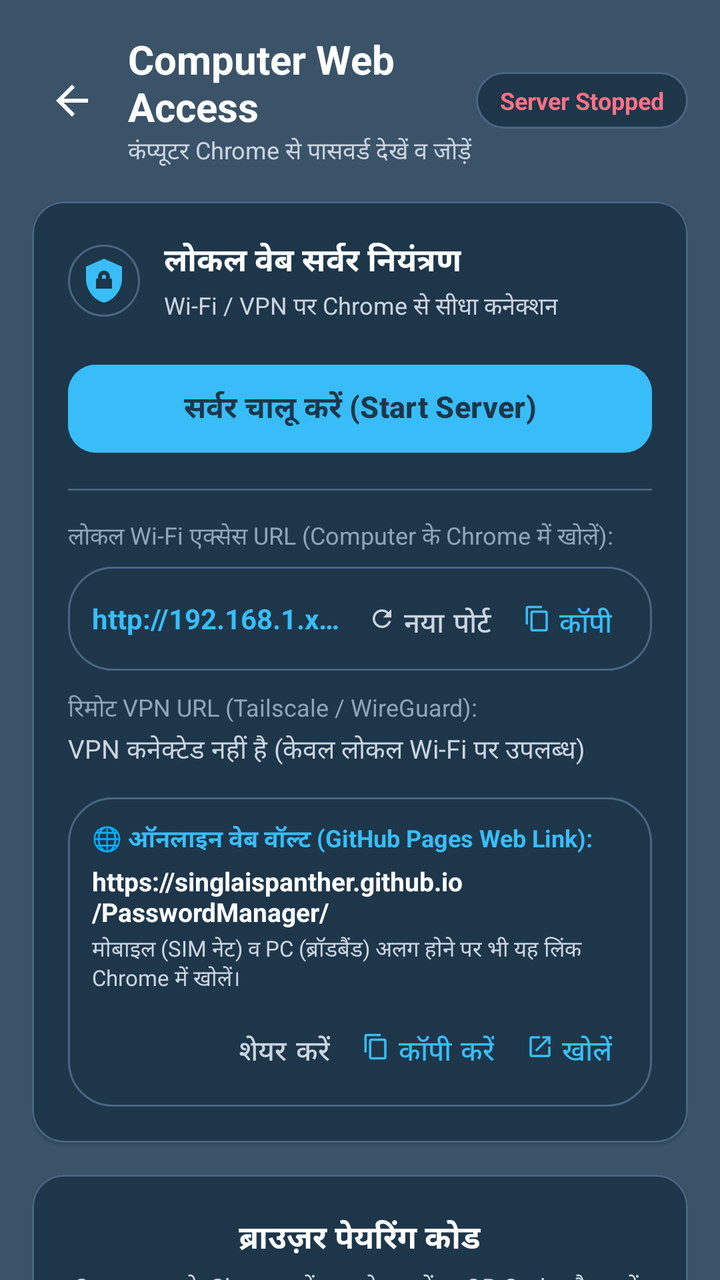
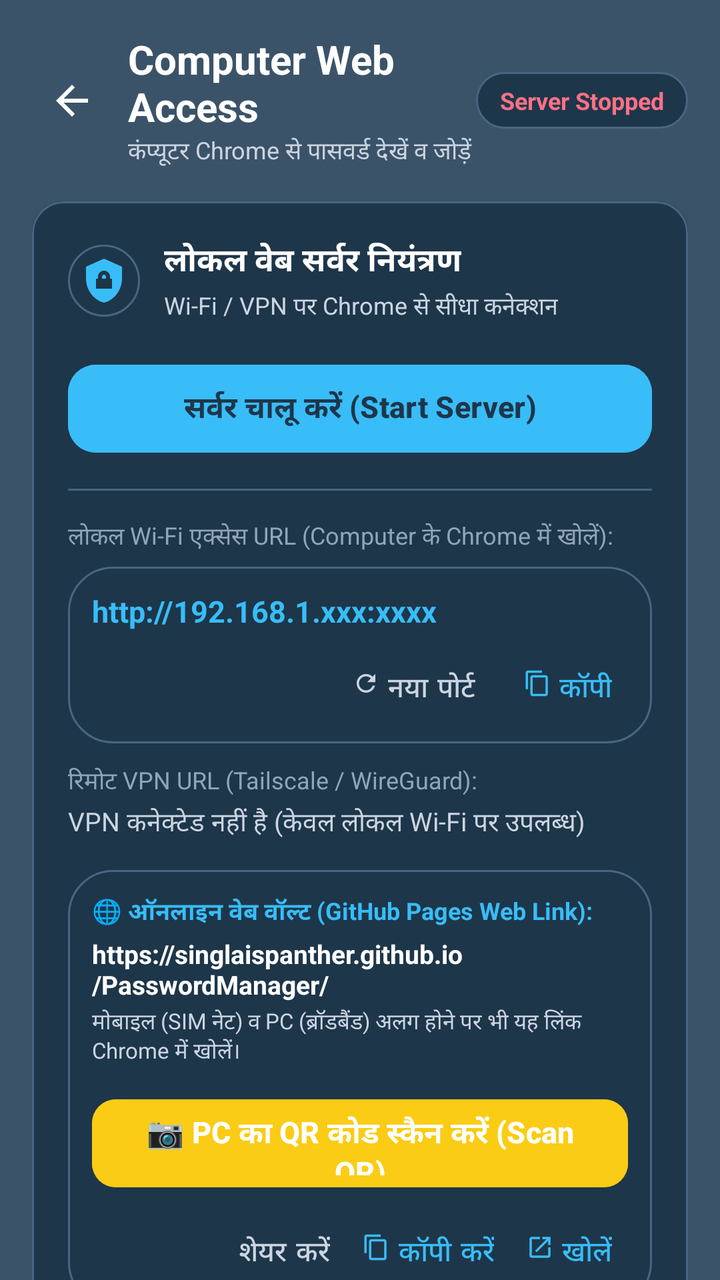

The first picture is an Android layout as it rendered before a commit; the second is the same layout after the commit. The layout source and the unified diff follow.
<!-- AndroidManifest.xml: application theme Theme.PasswordManager -->
<!-- res/layout/activity_web_access.xml -->
<?xml version="1.0" encoding="utf-8"?>
<androidx.coordinatorlayout.widget.CoordinatorLayout xmlns:android="http://schemas.android.com/apk/res/android"
    xmlns:app="http://schemas.android.com/apk/res-auto"
    android:id="@+id/layout_web_access_root"
    android:layout_width="match_parent"
    android:layout_height="match_parent"
    android:background="@color/bg_light">

    <androidx.core.widget.NestedScrollView
        android:layout_width="match_parent"
        android:layout_height="match_parent"
        android:clipToPadding="false"
        android:paddingBottom="36dp">

        <LinearLayout
            android:layout_width="match_parent"
            android:layout_height="wrap_content"
            android:orientation="vertical"
            android:padding="16dp">

            
            <LinearLayout
                android:layout_width="match_parent"
                android:layout_height="wrap_content"
                android:gravity="center_vertical"
                android:orientation="horizontal">

                <ImageView
                    android:id="@+id/btn_web_back"
                    android:layout_width="40dp"
                    android:layout_height="40dp"
                    android:background="?attr/selectableItemBackgroundBorderless"
                    android:contentDescription="Back"
                    android:padding="8dp"
                    android:src="@drawable/ic_back" />

                <LinearLayout
                    android:layout_width="0dp"
                    android:layout_height="wrap_content"
                    android:layout_marginStart="8dp"
                    android:layout_weight="1"
                    android:orientation="vertical">

                    <TextView
                        android:layout_width="wrap_content"
                        android:layout_height="wrap_content"
                        android:text="Computer Web Access"
                        android:textColor="@color/text_primary"
                        android:textSize="20sp"
                        android:textStyle="bold" />

                    <TextView
                        android:layout_width="wrap_content"
                        android:layout_height="wrap_content"
                        android:text="कंप्यूटर Chrome से पासवर्ड देखें व जोड़ें"
                        android:textColor="@color/text_secondary"
                        android:textSize="12sp" />
                </LinearLayout>

                
                <TextView
                    android:id="@+id/text_server_status_badge"
                    android:layout_width="wrap_content"
                    android:layout_height="wrap_content"
                    android:background="@drawable/bg_rounded_card"
                    android:paddingHorizontal="12dp"
                    android:paddingVertical="6dp"
                    android:text="Server Stopped"
                    android:textColor="@color/error_red"
                    android:textSize="12sp"
                    android:textStyle="bold" />
            </LinearLayout>

            
            <com.google.android.material.card.MaterialCardView
                android:layout_width="match_parent"
                android:layout_height="wrap_content"
                android:layout_marginTop="16dp"
                app:cardBackgroundColor="@color/surface_white"
                app:cardCornerRadius="16dp"
                app:cardElevation="1dp"
                app:strokeColor="@color/card_stroke"
                app:strokeWidth="1dp">

                <LinearLayout
                    android:layout_width="match_parent"
                    android:layout_height="wrap_content"
                    android:orientation="vertical"
                    android:padding="18dp">

                    <LinearLayout
                        android:layout_width="match_parent"
                        android:layout_height="wrap_content"
                        android:gravity="center_vertical"
                        android:orientation="horizontal">

                        <ImageView
                            android:layout_width="36dp"
                            android:layout_height="36dp"
                            android:background="@drawable/bg_rounded_card"
                            android:contentDescription="Server"
                            android:padding="6dp"
                            android:src="@drawable/ic_shield_lock"
                            app:tint="@color/primary_blue" />

                        <LinearLayout
                            android:layout_width="0dp"
                            android:layout_height="wrap_content"
                            android:layout_marginStart="12dp"
                            android:layout_weight="1"
                            android:orientation="vertical">

                            <TextView
                                android:layout_width="wrap_content"
                                android:layout_height="wrap_content"
                                android:text="लोकल वेब सर्वर नियंत्रण"
                                android:textColor="@color/text_primary"
                                android:textSize="16sp"
                                android:textStyle="bold" />

                            <TextView
                                android:layout_width="wrap_content"
                                android:layout_height="wrap_content"
                                android:layout_marginTop="2dp"
                                android:text="Wi-Fi / VPN पर Chrome से सीधा कनेक्शन"
                                android:textColor="@color/text_secondary"
                                android:textSize="12sp" />
                        </LinearLayout>
                    </LinearLayout>

                    
                    <com.google.android.material.button.MaterialButton
                        android:id="@+id/btn_toggle_web_server"
                        android:layout_width="match_parent"
                        android:layout_height="52dp"
                        android:layout_marginTop="16dp"
                        android:backgroundTint="@color/primary_blue"
                        android:text="सर्वर चालू करें (Start Server)"
                        android:textAllCaps="false"
                        android:textColor="@color/surface_white"
                        android:textSize="15sp"
                        android:textStyle="bold"
                        app:cornerRadius="14dp"
                        app:elevation="2dp" />

                    <View
                        android:layout_width="match_parent"
                        android:layout_height="1dp"
                        android:layout_marginVertical="14dp"
                        android:background="@color/divider_color" />

                    
                    <TextView
                        android:layout_width="wrap_content"
                        android:layout_height="wrap_content"
                        android:text="लोकल Wi-Fi एक्सेस URL (Computer के Chrome में खोलें):"
                        android:textColor="@color/text_hint"
                        android:textSize="12sp" />

                    <LinearLayout
                        android:layout_width="match_parent"
                        android:layout_height="wrap_content"
                        android:layout_marginTop="6dp"
                        android:background="@drawable/bg_rounded_card"
                        android:gravity="center_vertical"
                        android:orientation="horizontal"
                        android:paddingHorizontal="12dp"
                        android:paddingVertical="8dp">

                        <TextView
                            android:id="@+id/text_web_local_url"
                            android:layout_width="0dp"
                            android:layout_height="wrap_content"
                            android:layout_weight="1"
                            android:ellipsize="end"
                            android:maxLines="1"
                            android:text="http://192.168.1.xxx:xxxx"
                            android:textColor="@color/primary_blue"
                            android:textSize="14sp"
                            android:textStyle="bold" />

                        <com.google.android.material.button.MaterialButton
                            android:id="@+id/btn_change_port"
                            style="@style/Widget.MaterialComponents.Button.TextButton"
                            android:layout_width="wrap_content"
                            android:layout_height="36dp"
                            android:minWidth="0dp"
                            android:text="नया पोर्ट"
                            android:textColor="@color/text_secondary"
                            app:icon="@drawable/ic_refresh"
                            app:iconSize="14dp"
                            app:iconTint="@color/text_secondary" />

                        <com.google.android.material.button.MaterialButton
                            android:id="@+id/btn_copy_local_url"
                            style="@style/Widget.MaterialComponents.Button.TextButton"
                            android:layout_width="wrap_content"
                            android:layout_height="36dp"
                            android:minWidth="0dp"
                            android:text="कॉपी"
                            android:textColor="@color/primary_blue"
                            app:icon="@drawable/ic_copy"
                            app:iconSize="14dp"
                            app:iconTint="@color/primary_blue" />
                    </LinearLayout>

                    
                    <LinearLayout
                        android:id="@+id/layout_vpn_info"
                        android:layout_width="match_parent"
                        android:layout_height="wrap_content"
                        android:layout_marginTop="10dp"
                        android:orientation="vertical">

                        <TextView
                            android:layout_width="wrap_content"
                            android:layout_height="wrap_content"
                            android:text="रिमोट VPN URL (Tailscale / WireGuard):"
                            android:textColor="@color/text_hint"
                            android:textSize="12sp" />

                        <TextView
                            android:id="@+id/text_web_vpn_url"
                            android:layout_width="wrap_content"
                            android:layout_height="wrap_content"
                            android:layout_marginTop="2dp"
                            android:text="VPN कनेक्टेड नहीं है (केवल लोकल Wi-Fi पर उपलब्ध)"
                            android:textColor="@color/text_secondary"
                            android:textSize="13sp" />
                    </LinearLayout>

                    
                    <LinearLayout
                        android:id="@+id/layout_github_web_vault"
                        android:layout_width="match_parent"
                        android:layout_height="wrap_content"
                        android:layout_marginTop="14dp"
                        android:background="@drawable/bg_rounded_card"
                        android:orientation="vertical"
                        android:padding="12dp">

                        <TextView
                            android:layout_width="wrap_content"
                            android:layout_height="wrap_content"
                            android:text="🌐 ऑनलाइन वेब वॉल्ट (GitHub Pages Web Link):"
                            android:textColor="@color/primary_blue"
                            android:textSize="12sp"
                            android:textStyle="bold" />

                        <TextView
                            android:id="@+id/text_github_web_url"
                            android:layout_width="match_parent"
                            android:layout_height="wrap_content"
                            android:layout_marginTop="3dp"
                            android:text="https://singlaispanther.github.io/PasswordManager/"
                            android:textColor="@color/text_primary"
                            android:textSize="13sp"
                            android:textStyle="bold" />

                        <TextView
                            android:layout_width="wrap_content"
                            android:layout_height="wrap_content"
                            android:layout_marginTop="2dp"
                            android:text="मोबाइल (SIM नेट) व PC (ब्रॉडबैंड) अलग होने पर भी यह लिंक Chrome में खोलें।"
                            android:textColor="@color/text_secondary"
                            android:textSize="11sp" />

                        <LinearLayout
                            android:layout_width="match_parent"
                            android:layout_height="wrap_content"
                            android:layout_marginTop="8dp"
                            android:gravity="end"
                            android:orientation="horizontal">

                            <com.google.android.material.button.MaterialButton
                                android:id="@+id/btn_share_github_url"
                                style="@style/Widget.MaterialComponents.Button.TextButton"
                                android:layout_width="wrap_content"
                                android:layout_height="36dp"
                                android:minWidth="0dp"
                                android:text="शेयर करें"
                                android:textColor="@color/text_secondary" />

                            <com.google.android.material.button.MaterialButton
                                android:id="@+id/btn_copy_github_url"
                                style="@style/Widget.MaterialComponents.Button.TextButton"
                                android:layout_width="wrap_content"
                                android:layout_height="36dp"
                                android:minWidth="0dp"
                                android:text="कॉपी करें"
                                android:textColor="@color/primary_blue"
                                app:icon="@drawable/ic_copy"
                                app:iconSize="14dp"
                                app:iconTint="@color/primary_blue" />

                            <com.google.android.material.button.MaterialButton
                                android:id="@+id/btn_open_github_url"
                                style="@style/Widget.MaterialComponents.Button.TextButton"
                                android:layout_width="wrap_content"
                                android:layout_height="36dp"
                                android:minWidth="0dp"
                                android:text="खोलें"
                                android:textColor="@color/primary_blue"
                                app:icon="@drawable/ic_open_in_new"
                                app:iconSize="14dp"
                                app:iconTint="@color/primary_blue" />
                        </LinearLayout>
                    </LinearLayout>
                </LinearLayout>
            </com.google.android.material.card.MaterialCardView>

            
            <com.google.android.material.card.MaterialCardView
                android:id="@+id/card_pairing_info"
                android:layout_width="match_parent"
                android:layout_height="wrap_content"
                android:layout_marginTop="16dp"
                app:cardBackgroundColor="@color/surface_white"
                app:cardCornerRadius="16dp"
                app:cardElevation="1dp"
                app:strokeColor="@color/card_stroke"
                app:strokeWidth="1dp">

                <LinearLayout
                    android:layout_width="match_parent"
                    android:layout_height="wrap_content"
                    android:gravity="center_horizontal"
                    android:orientation="vertical"
                    android:padding="20dp">

                    <TextView
                        android:layout_width="wrap_content"
                        android:layout_height="wrap_content"
                        android:text="ब्राउज़र पेयरिंग कोड"
                        android:textColor="@color/text_primary"
                        android:textSize="16sp"
                        android:textStyle="bold" />

                    <TextView
                        android:layout_width="wrap_content"
                        android:layout_height="wrap_content"
                        android:layout_marginTop="4dp"
                        android:gravity="center"
                        android:text="Computer के Chrome में यह कोड डालें या QR Code स्कैन करें:"
                        android:textColor="@color/text_secondary"
                        android:textSize="12sp" />

                    
                    <TextView
                        android:id="@+id/text_web_pairing_code"
                        android:layout_width="wrap_content"
                        android:layout_height="wrap_content"
                        android:layout_marginTop="12dp"
                        android:background="@drawable/bg_rounded_card"
                        android:letterSpacing="0.2"
                        android:paddingHorizontal="24dp"
                        android:paddingVertical="10dp"
                        android:text="482 910"
                        android:textColor="@color/primary_blue"
                        android:textSize="28sp"
                        android:textStyle="bold" />

                    <TextView
                        android:id="@+id/text_pairing_countdown"
                        android:layout_width="wrap_content"
                        android:layout_height="wrap_content"
                        android:layout_marginTop="4dp"
                        android:text="वैधता: 04:59"
                        android:textColor="@color/text_hint"
                        android:textSize="12sp" />

                    
                    <ImageView
                        android:id="@+id/img_web_qr_code"
                        android:layout_width="160dp"
                        android:layout_height="160dp"
                        android:layout_marginTop="12dp"
                        android:background="@drawable/bg_rounded_card"
                        android:contentDescription="Pairing QR Code"
                        android:padding="8dp" />

                    
                    <LinearLayout
                        android:layout_width="match_parent"
                        android:layout_height="wrap_content"
                        android:layout_marginTop="12dp"
                        android:background="@drawable/bg_rounded_card"
                        android:orientation="vertical"
                        android:padding="12dp">

                        <TextView
                            android:layout_width="wrap_content"
                            android:layout_height="wrap_content"
                            android:text="कंप्यूटर Chrome से कनेक्ट करने के 3 आसान चरण:"
                            android:textColor="@color/primary_blue"
                            android:textSize="12sp"
                            android:textStyle="bold" />

                        <TextView
                            android:layout_width="wrap_content"
                            android:layout_height="wrap_content"
                            android:layout_marginTop="4dp"
                            android:text="1. कंप्यूटर के Google Chrome में ऊपर दिया URL खोलें।"
                            android:textColor="@color/text_primary"
                            android:textSize="12sp" />

                        <TextView
                            android:layout_width="wrap_content"
                            android:layout_height="wrap_content"
                            android:layout_marginTop="2dp"
                            android:text="2. Chrome स्क्रीन पर यह 6-अंकीय कोड डालें (अथवा QR स्कैन करें)।"
                            android:textColor="@color/text_primary"
                            android:textSize="12sp" />

                        <TextView
                            android:layout_width="wrap_content"
                            android:layout_height="wrap_content"
                            android:layout_marginTop="2dp"
                            android:text="3. मोबाइल में दिखने वाले डायलॉग में 'स्वीकार करें (Allow)' दबाएं।"
                            android:textColor="@color/text_primary"
                            android:textSize="12sp" />
                    </LinearLayout>

                    <com.google.android.material.button.MaterialButton
                        android:id="@+id/btn_refresh_pairing_code"
                        style="@style/Widget.MaterialComponents.Button.TextButton"
                        android:layout_width="wrap_content"
                        android:layout_height="38dp"
                        android:layout_marginTop="8dp"
                        android:text="नया कोड बनाएं (Refresh Code)"
                        android:textColor="@color/primary_blue"
                        android:textSize="12sp"
                        app:icon="@drawable/ic_refresh"
                        app:iconSize="14dp"
                        app:iconTint="@color/primary_blue" />
                </LinearLayout>
            </com.google.android.material.card.MaterialCardView>

            
            <TextView
                android:layout_width="wrap_content"
                android:layout_height="wrap_content"
                android:layout_marginTop="20dp"
                android:text="पेयर किए गए कंप्यूटर्स (Paired Browsers)"
                android:textColor="@color/primary_blue"
                android:textSize="14sp"
                android:textStyle="bold" />

            <com.google.android.material.card.MaterialCardView
                android:layout_width="match_parent"
                android:layout_height="wrap_content"
                android:layout_marginTop="8dp"
                app:cardBackgroundColor="@color/surface_white"
                app:cardCornerRadius="16dp"
                app:cardElevation="1dp"
                app:strokeColor="@color/card_stroke"
                app:strokeWidth="1dp">

                <LinearLayout
                    android:id="@+id/layout_paired_devices_container"
                    android:layout_width="match_parent"
                    android:layout_height="wrap_content"
                    android:orientation="vertical"
                    android:padding="16dp">

                    <TextView
                        android:id="@+id/text_no_paired_devices"
                        android:layout_width="wrap_content"
                        android:layout_height="wrap_content"
                        android:layout_gravity="center"
                        android:padding="16dp"
                        android:text="कोई कंप्यूटर पेयर नहीं है। ऊपर दिए गए URL से पेयर करें।"
                        android:textColor="@color/text_hint"
                        android:textSize="13sp" />
                </LinearLayout>
            </com.google.android.material.card.MaterialCardView>

        </LinearLayout>
    </androidx.core.widget.NestedScrollView>

</androidx.coordinatorlayout.widget.CoordinatorLayout>
<!-- resources referenced by this layout -->
<resources>
  <color name="bg_light">#3B5368</color>
  <color name="card_stroke">#486682</color>
  <color name="divider_color">#45637D</color>
  <color name="error_red">#FB7185</color>
  <color name="primary_blue">#38BDF8</color>
  <color name="surface_white">#1E364A</color>
  <color name="text_hint">#8FA5B8</color>
  <color name="text_primary">#FFFFFF</color>
  <color name="text_secondary">#CBD5E1</color>
  <!-- drawable bg_rounded_card (drawable) -->
  <?xml version="1.0" encoding="utf-8"?>
  <shape xmlns:android="http://schemas.android.com/apk/res/android"
      android:shape="rectangle">
      <solid android:color="@color/surface_white" />
      <corners android:radius="22dp" />
      <stroke
          android:width="1dp"
          android:color="@color/card_stroke" />
  </shape>
  <!-- drawable ic_back (drawable) -->
  <vector xmlns:android="http://schemas.android.com/apk/res/android"
      android:width="24dp"
      android:height="24dp"
      android:viewportWidth="24"
      android:viewportHeight="24">
      <path
          android:fillColor="@color/text_primary"
          android:pathData="M20,11H7.83l5.59,-5.59L12,4l-8,8 8,8 1.41,-1.41L7.83,13H20v-2z"/>
  </vector>
  <!-- drawable ic_copy (drawable) -->
  <vector xmlns:android="http://schemas.android.com/apk/res/android"
      android:width="24dp"
      android:height="24dp"
      android:viewportWidth="24"
      android:viewportHeight="24">
      <path
          android:fillColor="@color/text_primary"
          android:pathData="M16,1H4c-1.1,0 -2,0.9 -2,2v14h2V3h12V1zm3,4H8c-1.1,0 -2,0.9 -2,2v14c0,1.1 0.9,2 2,2h11c1.1,0 2,-0.9 2,-2V7c0,-1.1 -0.9,-2 -2,-2zm0,16H8V7h11v14z"/>
  </vector>
  <!-- drawable ic_open_in_new (drawable) -->
  <vector xmlns:android="http://schemas.android.com/apk/res/android"
      android:width="24dp"
      android:height="24dp"
      android:viewportWidth="24"
      android:viewportHeight="24">
      <path
          android:fillColor="@color/primary_blue"
          android:pathData="M19,19H5V5h7V3H5c-1.11,0 -2,0.9 -2,2v14c0,1.1 0.89,2 2,2h14c1.1,0 2,-0.9 2,-2v-7h-2v7zM14,3v2h3.59l-9.83,9.83 1.41,1.41L19,6.41V10h2V3h-7z"/>
  </vector>
  <!-- drawable ic_refresh (drawable) -->
  <vector xmlns:android="http://schemas.android.com/apk/res/android"
      android:width="24dp"
      android:height="24dp"
      android:viewportWidth="24"
      android:viewportHeight="24">
      <path
          android:fillColor="@color/primary_blue"
          android:pathData="M17.65,6.35C16.2,4.9 14.21,4 12,4c-4.42,0 -7.99,3.58 -7.99,8s3.57,8 7.99,8c3.73,0 6.84,-2.55 7.73,-6h-2.08c-0.82,2.33 -3.04,4 -5.65,4 -3.31,0 -6,-2.69 -6,-6s2.69,-6 6,-6c1.66,0 3.14,0.69 4.22,1.78L13,11h7V4l-2.35,2.35z"/>
  </vector>
  <!-- drawable ic_shield_lock (drawable) -->
  <vector xmlns:android="http://schemas.android.com/apk/res/android"
      android:width="24dp"
      android:height="24dp"
      android:viewportWidth="24"
      android:viewportHeight="24">
      <path
          android:fillColor="@color/primary_blue"
          android:pathData="M12,1L3,5v6c0,5.55 3.84,10.74 9,12 5.16,-1.26 9,-6.45 9,-12V5l-9,-4zm0,6c1.66,0 3,1.34 3,3v1h1v5H8v-5h1v-1c0,-1.66 1.34,-3 3,-3zm0,2c-0.55,0 -1,0.45 -1,1v1h2v-1c0,-0.55 -0.45,-1 -1,-1z"/>
  </vector>
  <style name="Theme.PasswordManager" parent="Theme.Material3.DayNight.NoActionBar">
          <item name="colorPrimary">@color/primary_blue</item>
          <item name="colorPrimaryVariant">@color/primary_blue_dark</item>
          <item name="colorOnPrimary">@color/text_primary</item>
          
          <item name="colorSecondary">@color/accent_gold</item>
          <item name="colorOnSecondary">#0F172A</item>
  
          <item name="android:statusBarColor">@color/bg_light</item>
          <item name="android:windowLightStatusBar">false</item>
          <item name="android:navigationBarColor">@color/bg_light</item>
          <item name="android:windowLightNavigationBar">false</item>
  
          <item name="android:windowBackground">@color/bg_light</item>
      </style>
  <color name="primary_blue_dark">#0284C7</color>
  <color name="accent_gold">#FACC15</color>
</resources>

<!-- the commit's change to res/layout/activity_web_access.xml (unified diff, before → after) -->
@@ -162,46 +162,52 @@
                         android:layout_height="wrap_content"
                         android:layout_marginTop="6dp"
                         android:background="@drawable/bg_rounded_card"
-                        android:gravity="center_vertical"
-                        android:orientation="horizontal"
-                        android:paddingHorizontal="12dp"
-                        android:paddingVertical="8dp">
-
+                        android:orientation="vertical"
+                        android:padding="12dp">
+
+                        
                         <TextView
                             android:id="@+id/text_web_local_url"
-                            android:layout_width="0dp"
-                            android:layout_height="wrap_content"
-                            android:layout_weight="1"
-                            android:ellipsize="end"
-                            android:maxLines="1"
+                            android:layout_width="match_parent"
+                            android:layout_height="wrap_content"
                             android:text="http://192.168.1.xxx:xxxx"
                             android:textColor="@color/primary_blue"
-                            android:textSize="14sp"
+                            android:textSize="15sp"
                             android:textStyle="bold" />
 
-                        <com.google.android.material.button.MaterialButton
-                            android:id="@+id/btn_change_port"
-                            style="@style/Widget.MaterialComponents.Button.TextButton"
-                            android:layout_width="wrap_content"
-                            android:layout_height="36dp"
-                            android:minWidth="0dp"
-                            android:text="नया पोर्ट"
-                            android:textColor="@color/text_secondary"
-                            app:icon="@drawable/ic_refresh"
-                            app:iconSize="14dp"
-                            app:iconTint="@color/text_secondary" />
-
-                        <com.google.android.material.button.MaterialButton
-                            android:id="@+id/btn_copy_local_url"
-                            style="@style/Widget.MaterialComponents.Button.TextButton"
-                            android:layout_width="wrap_content"
-                            android:layout_height="36dp"
-                            android:minWidth="0dp"
-                            android:text="कॉपी"
-                            android:textColor="@color/primary_blue"
-                            app:icon="@drawable/ic_copy"
-                            app:iconSize="14dp"
-                            app:iconTint="@color/primary_blue" />
+                        
+                        <LinearLayout
+                            android:layout_width="match_parent"
+                            android:layout_height="wrap_content"
+                            android:layout_marginTop="8dp"
+                            android:gravity="end"
+                            android:orientation="horizontal">
+
+                            <com.google.android.material.button.MaterialButton
+                                android:id="@+id/btn_change_port"
+                                style="@style/Widget.MaterialComponents.Button.TextButton"
+                                android:layout_width="wrap_content"
+                                android:layout_height="36dp"
+                                android:minWidth="0dp"
+                                android:text="नया पोर्ट"
+                                android:textColor="@color/text_secondary"
+                                app:icon="@drawable/ic_refresh"
+                                app:iconSize="14dp"
+                                app:iconTint="@color/text_secondary" />
+
+                            <com.google.android.material.button.MaterialButton
+                                android:id="@+id/btn_copy_local_url"
+                                style="@style/Widget.MaterialComponents.Button.TextButton"
+                                android:layout_width="wrap_content"
+                                android:layout_height="36dp"
+                                android:layout_marginStart="8dp"
+                                android:minWidth="0dp"
+                                android:text="कॉपी"
+                                android:textColor="@color/primary_blue"
+                                app:icon="@drawable/ic_copy"
+                                app:iconSize="14dp"
+                                app:iconTint="@color/primary_blue" />
+                        </LinearLayout>
                     </LinearLayout>
 
                     
@@ -264,6 +270,21 @@
                             android:text="मोबाइल (SIM नेट) व PC (ब्रॉडबैंड) अलग होने पर भी यह लिंक Chrome में खोलें।"
                             android:textColor="@color/text_secondary"
                             android:textSize="11sp" />
+
+                        
+                        <com.google.android.material.button.MaterialButton
+                            android:id="@+id/btn_scan_github_qr"
+                            android:layout_width="match_parent"
+                            android:layout_height="52dp"
+                            android:layout_marginTop="12dp"
+                            android:backgroundTint="@color/accent_gold"
+                            android:text="📷 PC का QR कोड स्कैन करें (Scan QR)"
+                            android:textAllCaps="false"
+                            android:textColor="@color/text_primary"
+                            android:textSize="15sp"
+                            android:textStyle="bold"
+                            app:cornerRadius="12dp"
+                            app:elevation="2dp" />
 
                         <LinearLayout
                             android:layout_width="match_parent"
